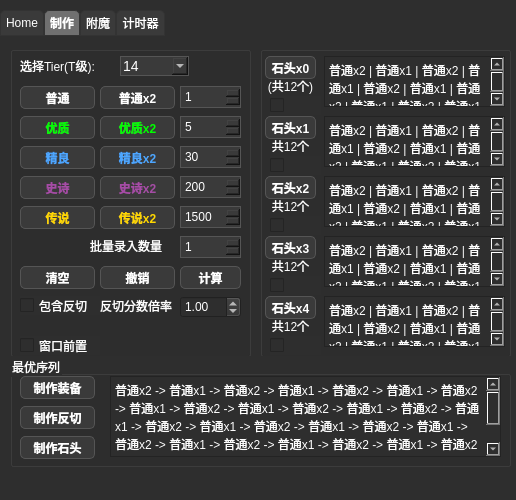
This is Qt_MVC_cscalc/ui/main_window.ui in Seymour-ye/shoptitans as Qt 5 draws it before an edit. The edited form follows.
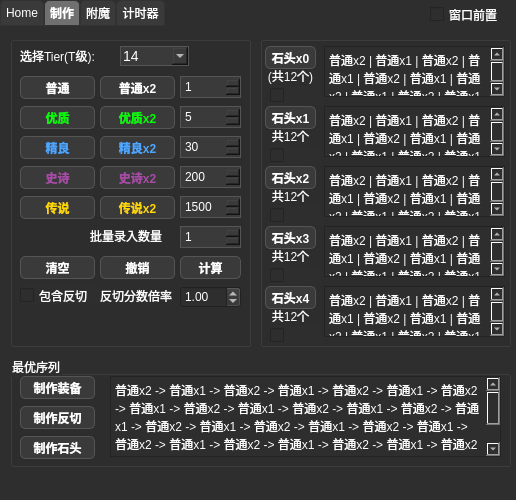
This is the edited form. The open tabs and pages were chosen to show the change. Icons and pictures are not drawn.

Commit message: move the window-on-top checkbox out of the tabwidget

```diff
--- a/Qt_MVC_cscalc/ui/main_window.ui
+++ b/Qt_MVC_cscalc/ui/main_window.ui
@@ -121,7 +121,7 @@
     <property name="geometry">
      <rect>
       <x>0</x>
-      <y>10</y>
+      <y>0</y>
       <width>521</width>
       <height>481</height>
      </rect>
@@ -168,7 +168,7 @@
        <enum>QTabWidget::TabShape::Triangular</enum>
       </property>
       <property name="currentIndex">
-       <number>1</number>
+       <number>3</number>
       </property>
       <property name="elideMode">
        <enum>Qt::TextElideMode::ElideNone</enum>
@@ -1268,19 +1268,6 @@
         <string>包含反切</string>
        </property>
       </widget>
-      <widget class="QCheckBox" name="window_on_top_checkbox">
-       <property name="geometry">
-        <rect>
-         <x>10</x>
-         <y>290</y>
-         <width>80</width>
-         <height>19</height>
-        </rect>
-       </property>
-       <property name="text">
-        <string>窗口前置</string>
-       </property>
-      </widget>
       <widget class="QLabel" name="back_switch_rate_label">
        <property name="geometry">
         <rect>
@@ -1710,7 +1697,7 @@
       <property name="geometry">
        <rect>
         <x>10</x>
-        <y>320</y>
+        <y>330</y>
         <width>501</width>
         <height>111</height>
        </rect>
@@ -1859,7 +1846,7 @@
       <property name="geometry">
        <rect>
         <x>10</x>
-        <y>310</y>
+        <y>330</y>
         <width>501</width>
         <height>111</height>
        </rect>
@@ -1991,7 +1978,7 @@
       <property name="geometry">
        <rect>
         <x>120</x>
-        <y>280</y>
+        <y>290</y>
         <width>81</width>
         <height>23</height>
        </rect>
@@ -2007,7 +1994,7 @@
       <property name="geometry">
        <rect>
         <x>210</x>
-        <y>280</y>
+        <y>290</y>
         <width>81</width>
         <height>23</height>
        </rect>
@@ -2321,7 +2308,7 @@
       <property name="geometry">
        <rect>
         <x>300</x>
-        <y>280</y>
+        <y>290</y>
         <width>81</width>
         <height>23</height>
        </rect>
@@ -2710,6 +2697,19 @@
      <zorder>resource_arriving_in</zorder>
     </widget>
    </widget>
+   <widget class="QCheckBox" name="window_on_top_checkbox">
+    <property name="geometry">
+     <rect>
+      <x>430</x>
+      <y>5</y>
+      <width>80</width>
+      <height>19</height>
+     </rect>
+    </property>
+    <property name="text">
+     <string>窗口前置</string>
+    </property>
+   </widget>
   </widget>
   <widget class="QStatusBar" name="statusBar"/>
  </widget>
```
The commit also changes 4 other files.
